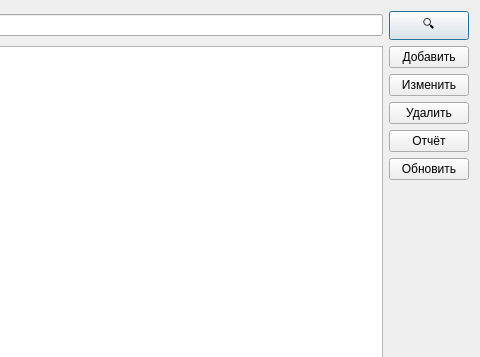
This is ui/referencedialog.ui in MikhailBersenev/easyPOS as Qt 5 draws it before an edit; both pictures show x 260 to 740 and y 0 to 357 of the 740 by 520 pixel window. The edited form follows.
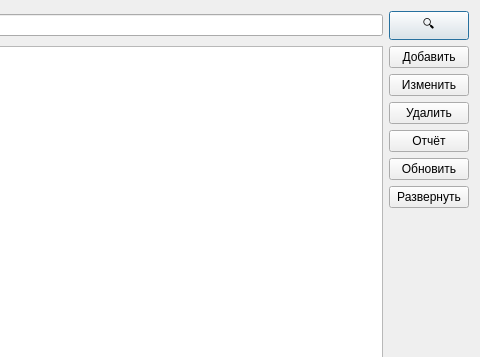
This is the edited form.

```diff
--- a/ui/referencedialog.ui
+++ b/ui/referencedialog.ui
@@ -118,6 +118,16 @@
          </property>
         </widget>
        </item>
+       <item>
+        <widget class="QPushButton" name="maximizeButton">
+         <property name="text">
+          <string>Развернуть</string>
+         </property>
+         <property name="toolTip">
+          <string>Развернуть окно на весь экран (F11)</string>
+         </property>
+        </widget>
+       </item>
        <item>
         <spacer name="verticalSpacer">
          <property name="orientation">
```
